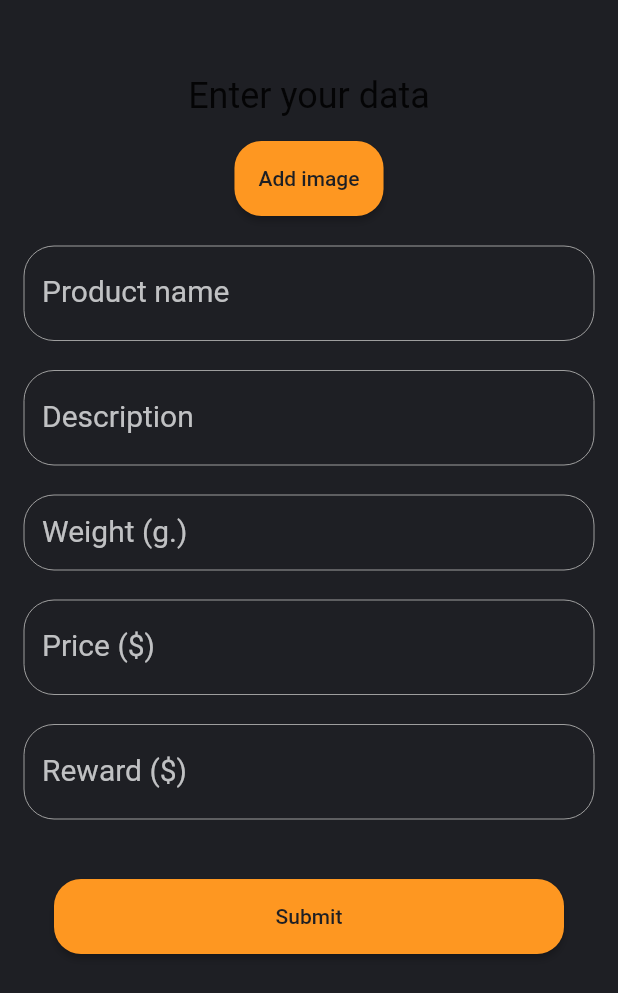
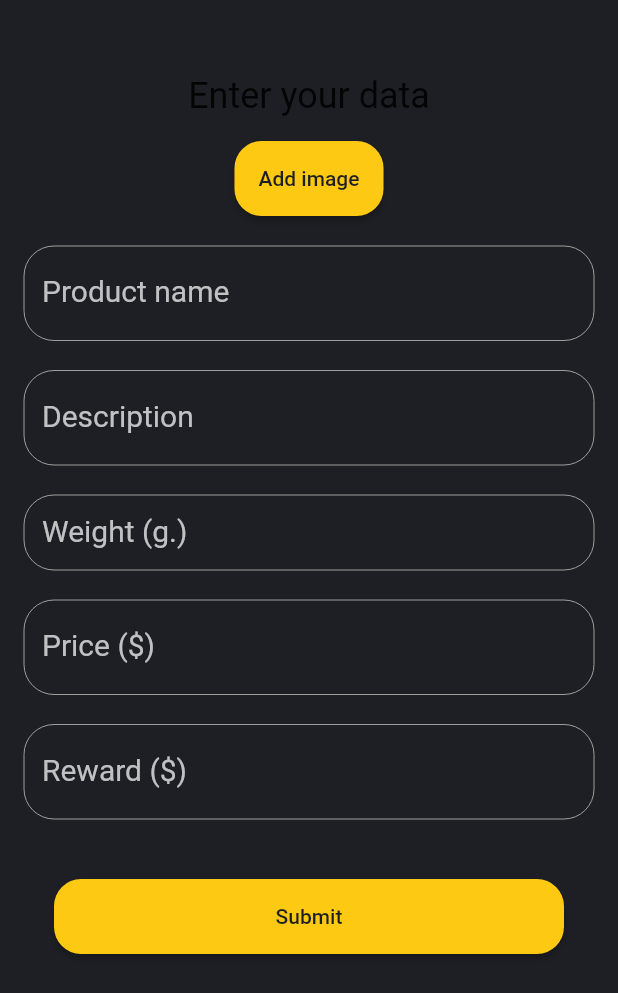
Before and after one commit to profectus200/inno-cart, a Flutter app: the screen it shows after launch, item 3 of the bottom bar chosen, after a tap on the "add" icon, on a phone screen of 412 x 824 dp. Shown: the top 993 px of the screen. Run offline on Flutter 3.47's test engine with Material 2 defaults, Android fonts, the phone set to English and light mode, and no system bars; our stand-ins replace bottom_navy_bar, equatable, flutter_screenutil, flutter_secure_storage; network calls fail.

Commit message:
little design changes

```diff
--- a/lib/main.dart
+++ b/lib/main.dart
@@ -1,7 +1,7 @@
 import 'package:flutter/material.dart';
-import 'package:innocart_front/presentation/app_pages/add_post_page.dart';
+import 'package:innocart_front/presentation/app_pages/my_orders/add_post_page.dart';
 import 'package:innocart_front/presentation/app_pages/navbar.dart';
-import 'package:innocart_front/presentation/app_pages/active_orders.dart';
+import 'package:innocart_front/presentation/app_pages/my_orders/active_orders.dart';
 import 'package:innocart_front/presentation/auth/login_page.dart';
 import 'package:innocart_front/presentation/auth/register_page.dart';
 
--- a/lib/presentation/app_pages/item_card.dart
+++ b/lib/presentation/app_pages/item_card.dart
@@ -11,9 +11,6 @@ class ItemCard extends StatelessWidget {
   final String size;
   final String reward;
   final String contacts;
-
-  //int id, String productName, String weight, String size,
-  //       String price, String reward, String contacts
 
   const ItemCard(this.id, this.productName, this.weight, this.size,
       this.price,
@@ -45,7 +42,7 @@ class ItemCard extends StatelessWidget {
               crossAxisAlignment: CrossAxisAlignment.start,
               children: [
                 Padding(
-                  padding: const EdgeInsets.only(top: 10, left: 5),
+                  padding: const EdgeInsets.only(top: 10, left: 20),
                   child: Column(
                     crossAxisAlignment: CrossAxisAlignment.start,
                     children: [
@@ -74,7 +71,7 @@ class ItemCard extends StatelessWidget {
                       const SizedBox(height: 5),
                       Row(children: [
                         PrimaryText(
-                            text: "Weight: $weight",
+                            text: "$weight g",
                             size: 18,
                             color: AppColors.lightGray),
                         const SizedBox(width: 10),
@@ -93,7 +90,7 @@ class ItemCard extends StatelessWidget {
               ],
             ),
             Container(
-              transform: Matrix4.translationValues(32.0, 7.5, 0.0),
+              transform: Matrix4.translationValues(12.0, 7.5, 0.0),
               decoration: BoxDecoration(
                 borderRadius: BorderRadius.circular(20),
               ),
--- a/lib/presentation/app_pages/active_orders.dart
+++ b/lib/presentation/app_pages/my_orders/active_orders.dart
@@ -1,7 +1,8 @@
 import 'package:flutter/material.dart';
 import 'package:innocart_front/internal/dependencies/order_repo_module.dart';
 import 'package:innocart_front/presentation/app_pages/item_card.dart';
-import '../../domain/model/order.dart';
+import 'package:innocart_front/presentation/style/app_colors.dart';
+import '../../../domain/model/order.dart';
 
 class ActiveOrders extends StatefulWidget {
   const ActiveOrders({Key? key}) : super(key: key);
@@ -46,7 +47,7 @@ class _ActiveOrders extends State<ActiveOrders> {
         onPressed: () {
           Navigator.pushNamed(context, 'addPost');
         },
-        backgroundColor: Colors.orange,
+        backgroundColor: AppColors.primary,
         child: const Icon(Icons.add),
       ),
     );
--- a/lib/presentation/app_pages/add_post_page.dart
+++ b/lib/presentation/app_pages/my_orders/add_post_page.dart
@@ -47,7 +47,7 @@ class _MyAddPost extends State<MyAddPost> {
                 child: ElevatedButton(
                   style: ButtonStyle(
                       backgroundColor:
-                      MaterialStateProperty.all<Color>(AppColors.orange),
+                      MaterialStateProperty.all<Color>(AppColors.primary),
                       shape: MaterialStateProperty.all<RoundedRectangleBorder>(
                           RoundedRectangleBorder(
                             borderRadius: BorderRadius.circular(18.0),
@@ -232,7 +232,7 @@ class _MyAddPost extends State<MyAddPost> {
                     child: ElevatedButton(
                       style: ButtonStyle(
                           backgroundColor:
-                              MaterialStateProperty.all<Color>(AppColors.orange),
+                              MaterialStateProperty.all<Color>(AppColors.primary),
                           shape: MaterialStateProperty.all<RoundedRectangleBorder>(
                               RoundedRectangleBorder(
                             borderRadius: BorderRadius.circular(18.0),
--- a/lib/presentation/app_pages/navbar.dart
+++ b/lib/presentation/app_pages/navbar.dart
@@ -1,6 +1,6 @@
 import 'package:bottom_navy_bar/bottom_navy_bar.dart';
 import 'package:flutter/material.dart';
-import 'package:innocart_front/presentation/app_pages/active_orders.dart';
+import 'package:innocart_front/presentation/app_pages/my_orders/active_orders.dart';
 import 'package:innocart_front/presentation/style/app_colors.dart';
 
 import 'dashboard_page.dart';
@@ -51,25 +51,29 @@ class _CustomizedBottomNavigationBarState
       items: [
         BottomNavyBarItem(
           icon: const Icon(Icons.apps),
-          title: const Text('Home'),
-          activeColor: Color(0xFFFDFEFF),
+          title: const Text('Dashboard'),
+          activeColor: AppColors.primary,
+          inactiveColor: AppColors.lightGray,
           textAlign: TextAlign.center,
         ),
         BottomNavyBarItem(
-            icon: const Icon(Icons.not_accessible),
-            title: const Text('...'),
-            activeColor: Color(0xFFFDFEFF),
+            icon: const Icon(Icons.delivery_dining),
+            title: const Text('Deliveries'),
+            activeColor: AppColors.primary,
+            inactiveColor: AppColors.lightGray,
             textAlign: TextAlign.center),
         BottomNavyBarItem(
           icon: const Icon(Icons.post_add_outlined),
           title: const Text('My orders'),
-          activeColor: Color(0xFFFDFEFF),
+          activeColor: AppColors.primary,
+          inactiveColor: AppColors.lightGray,
           textAlign: TextAlign.center,
         ),
         BottomNavyBarItem(
           icon: const Icon(Icons.account_circle),
           title: const Text('Profile'),
-          activeColor: Color(0xFFFDFEFF),
+          activeColor: AppColors.primary,
+          inactiveColor: AppColors.lightGray,
           textAlign: TextAlign.center,
         ),
       ],
```
